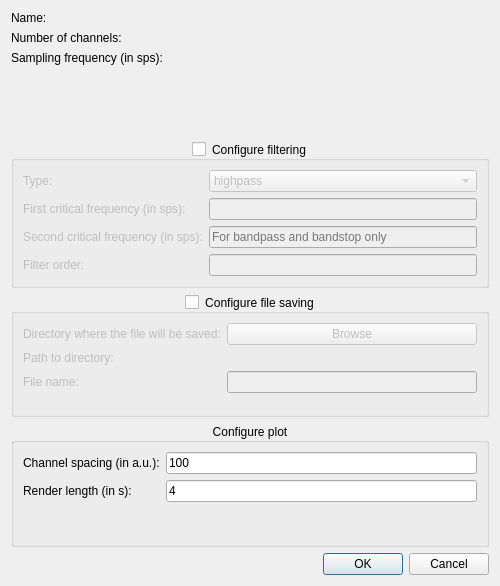
The window that biogui/resources/add_signal_dialog.ui (pulp-bio/biogui) describes before a commit, drawn with Qt 5.
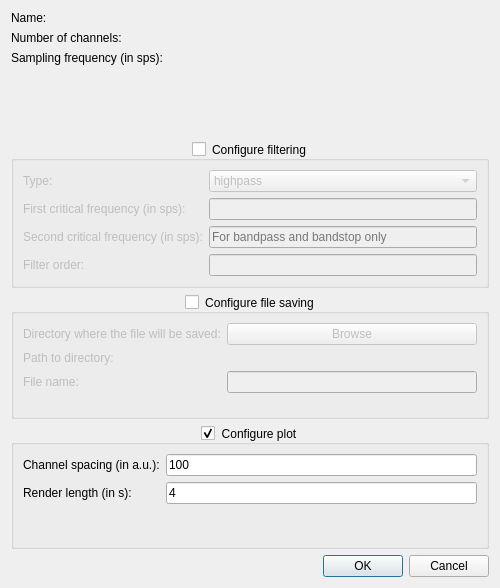
The same window after the commit.

What changed in the file:
```diff
--- a/biogui/resources/add_signal_dialog.ui
+++ b/biogui/resources/add_signal_dialog.ui
@@ -10,7 +10,7 @@
     <x>0</x>
     <y>0</y>
     <width>500</width>
-    <height>586</height>
+    <height>588</height>
    </rect>
   </property>
   <property name="windowTitle">
@@ -250,10 +250,10 @@
       <bool>false</bool>
      </property>
      <property name="checkable">
-      <bool>false</bool>
+      <bool>true</bool>
      </property>
      <property name="checked">
-      <bool>false</bool>
+      <bool>true</bool>
      </property>
      <layout class="QFormLayout" name="formLayout4">
       <item row="0" column="0">
```
Left out of the diff: 2 changed lines with no effect on the pictures.
